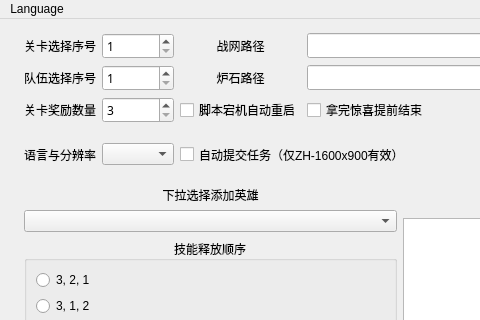
zhoubin-me/lushi_script, file ui/main_chs.ui: the form before one commit; both pictures show x 0 to 480 and y 0 to 320 of the 800 by 500 pixel window.
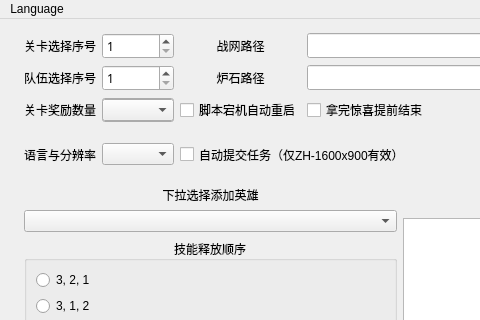
The form after the commit. Custom widgets are drawn as their Qt base class.

Commit message: 完成选择宝藏技能功能，选择神秘人，匹配模式还有问题

```diff
--- a/ui/main_chs.ui
+++ b/ui/main_chs.ui
@@ -236,6 +236,16 @@
           </property>
          </widget>
         </item>
+        <item row="2" column="1">
+         <widget class="QComboBox" name="reward">
+          <property name="font">
+           <font>
+            <family>Microsoft YaHei UI</family>
+            <pointsize>9</pointsize>
+           </font>
+          </property>
+         </widget>
+        </item>
         <item row="1" column="5">
          <widget class="QToolButton" name="load_path2">
           <property name="font">
```
The commit also changes 2 other files.
